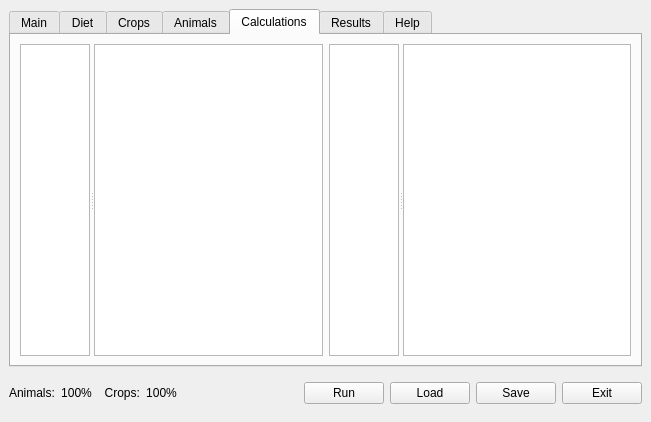
Before: the Qt Designer form src/ui/lamainformbase.ui in arkygeek/landuseanalyst, drawn with Qt 5.
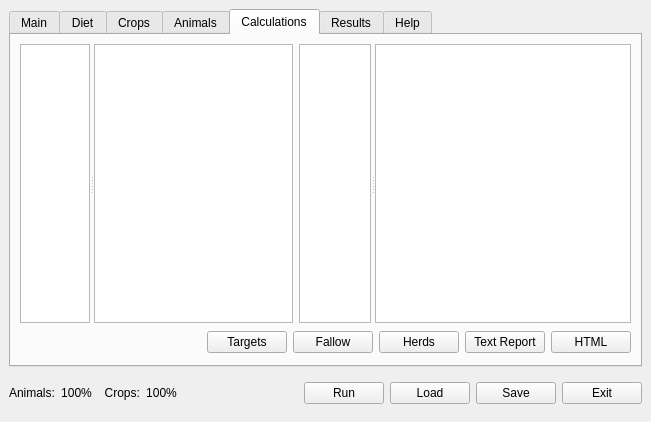
After: the same form once the commit is applied. The open tabs and pages were chosen to show the change. Icons and pictures are not drawn.

Commit message: added ui forms for reports

What changed in the file:
```diff
--- a/src/ui/lamainformbase.ui
+++ b/src/ui/lamainformbase.ui
@@ -1679,60 +1679,7 @@
        <property name="spacing" >
         <number>6</number>
        </property>
-       <item row="0" column="0" >
-        <widget class="QSplitter" name="splitter_2" >
-         <property name="orientation" >
-          <enum>Qt::Horizontal</enum>
-         </property>
-         <widget class="QListWidget" name="listWidgetCalculationsCrop" >
-          <property name="sizePolicy" >
-           <sizepolicy>
-            <hsizetype>4</hsizetype>
-            <vsizetype>7</vsizetype>
-            <horstretch>0</horstretch>
-            <verstretch>0</verstretch>
-           </sizepolicy>
-          </property>
-          <property name="minimumSize" >
-           <size>
-            <width>70</width>
-            <height>0</height>
-           </size>
-          </property>
-          <property name="toolTip" >
-           <string>&lt;html>&lt;head>&lt;meta name="qrichtext" content="1" />&lt;style type="text/css">
-p, li { white-space: pre-wrap; }
-&lt;/style>&lt;/head>&lt;body style=" font-family:'Sans Serif'; font-size:9pt; font-weight:400; font-style:normal; text-decoration:none;">
-&lt;p style=" margin-top:0px; margin-bottom:0px; margin-left:0px; margin-right:0px; -qt-block-indent:0; text-indent:0px;">Select which crop you want to see the calculations for.&lt;/p>&lt;/body>&lt;/html></string>
-          </property>
-          <property name="whatsThis" >
-           <string>&lt;html>&lt;head>&lt;meta name="qrichtext" content="1" />&lt;style type="text/css">
-p, li { white-space: pre-wrap; }
-&lt;/style>&lt;/head>&lt;body style=" font-family:'Sans Serif'; font-size:9pt; font-weight:400; font-style:normal; text-decoration:none;">
-&lt;p style=" margin-top:0px; margin-bottom:0px; margin-left:0px; margin-right:0px; -qt-block-indent:0; text-indent:0px;">To see the Calorie, Production, and Area targets for all of the crops and animals being modelled, simply select them from the list, and the results will be displayed in the area to the right. This information is meant to give the user an opportunity to make sure that the target look feasible before running the model (which can be very time consuming).&lt;/p>&lt;/body>&lt;/html></string>
-          </property>
-         </widget>
-         <widget class="QTextBrowser" name="textBrowserResultsCrop" >
-          <property name="sizePolicy" >
-           <sizepolicy>
-            <hsizetype>3</hsizetype>
-            <vsizetype>7</vsizetype>
-            <horstretch>0</horstretch>
-            <verstretch>0</verstretch>
-           </sizepolicy>
-          </property>
-          <property name="whatsThis" >
-           <string>&lt;html>&lt;head>&lt;meta name="qrichtext" content="1" />&lt;style type="text/css">
-p, li { white-space: pre-wrap; }
-&lt;/style>&lt;/head>&lt;body style=" font-family:'Sans Serif'; font-size:9pt; font-weight:400; font-style:normal; text-decoration:none;">
-&lt;p style=" margin-top:0px; margin-bottom:0px; margin-left:0px; margin-right:0px; -qt-block-indent:0; text-indent:0px;">To see the Calorie, Production, and Area targets for a crop simply select it from the list on the left, and the results will be displayed in the area to the right.&lt;/p>
-&lt;p style="-qt-paragraph-type:empty; margin-top:0px; margin-bottom:0px; margin-left:0px; margin-right:0px; -qt-block-indent:0; text-indent:0px;">&lt;/p>
-&lt;p style=" margin-top:0px; margin-bottom:0px; margin-left:0px; margin-right:0px; -qt-block-indent:0; text-indent:0px;">This information is meant to give you an opportunity to make sure that the targets look feasible before running the model (which can be very time consuming).&lt;/p>&lt;/body>&lt;/html></string>
-          </property>
-         </widget>
-        </widget>
-       </item>
-       <item row="0" column="1" >
+       <item row="0" column="3" colspan="4" >
         <widget class="QSplitter" name="splitter_5" >
          <property name="orientation" >
           <enum>Qt::Horizontal</enum>
@@ -1785,6 +1732,107 @@
          </widget>
         </widget>
        </item>
+       <item row="0" column="0" colspan="3" >
+        <widget class="QSplitter" name="splitter_2" >
+         <property name="orientation" >
+          <enum>Qt::Horizontal</enum>
+         </property>
+         <widget class="QListWidget" name="listWidgetCalculationsCrop" >
+          <property name="sizePolicy" >
+           <sizepolicy>
+            <hsizetype>4</hsizetype>
+            <vsizetype>7</vsizetype>
+            <horstretch>0</horstretch>
+            <verstretch>0</verstretch>
+           </sizepolicy>
+          </property>
+          <property name="minimumSize" >
+           <size>
+            <width>70</width>
+            <height>0</height>
+           </size>
+          </property>
+          <property name="toolTip" >
+           <string>&lt;html>&lt;head>&lt;meta name="qrichtext" content="1" />&lt;style type="text/css">
+p, li { white-space: pre-wrap; }
+&lt;/style>&lt;/head>&lt;body style=" font-family:'Sans Serif'; font-size:9pt; font-weight:400; font-style:normal; text-decoration:none;">
+&lt;p style=" margin-top:0px; margin-bottom:0px; margin-left:0px; margin-right:0px; -qt-block-indent:0; text-indent:0px;">Select which crop you want to see the calculations for.&lt;/p>&lt;/body>&lt;/html></string>
+          </property>
+          <property name="whatsThis" >
+           <string>&lt;html>&lt;head>&lt;meta name="qrichtext" content="1" />&lt;style type="text/css">
+p, li { white-space: pre-wrap; }
+&lt;/style>&lt;/head>&lt;body style=" font-family:'Sans Serif'; font-size:9pt; font-weight:400; font-style:normal; text-decoration:none;">
+&lt;p style=" margin-top:0px; margin-bottom:0px; margin-left:0px; margin-right:0px; -qt-block-indent:0; text-indent:0px;">To see the Calorie, Production, and Area targets for all of the crops and animals being modelled, simply select them from the list, and the results will be displayed in the area to the right. This information is meant to give the user an opportunity to make sure that the target look feasible before running the model (which can be very time consuming).&lt;/p>&lt;/body>&lt;/html></string>
+          </property>
+         </widget>
+         <widget class="QTextBrowser" name="textBrowserResultsCrop" >
+          <property name="sizePolicy" >
+           <sizepolicy>
+            <hsizetype>3</hsizetype>
+            <vsizetype>7</vsizetype>
+            <horstretch>0</horstretch>
+            <verstretch>0</verstretch>
+           </sizepolicy>
+          </property>
+          <property name="whatsThis" >
+           <string>&lt;html>&lt;head>&lt;meta name="qrichtext" content="1" />&lt;style type="text/css">
+p, li { white-space: pre-wrap; }
+&lt;/style>&lt;/head>&lt;body style=" font-family:'Sans Serif'; font-size:9pt; font-weight:400; font-style:normal; text-decoration:none;">
+&lt;p style=" margin-top:0px; margin-bottom:0px; margin-left:0px; margin-right:0px; -qt-block-indent:0; text-indent:0px;">To see the Calorie, Production, and Area targets for a crop simply select it from the list on the left, and the results will be displayed in the area to the right.&lt;/p>
+&lt;p style="-qt-paragraph-type:empty; margin-top:0px; margin-bottom:0px; margin-left:0px; margin-right:0px; -qt-block-indent:0; text-indent:0px;">&lt;/p>
+&lt;p style=" margin-top:0px; margin-bottom:0px; margin-left:0px; margin-right:0px; -qt-block-indent:0; text-indent:0px;">This information is meant to give you an opportunity to make sure that the targets look feasible before running the model (which can be very time consuming).&lt;/p>&lt;/body>&lt;/html></string>
+          </property>
+         </widget>
+        </widget>
+       </item>
+       <item row="1" column="0" >
+        <spacer>
+         <property name="orientation" >
+          <enum>Qt::Horizontal</enum>
+         </property>
+         <property name="sizeHint" >
+          <size>
+           <width>341</width>
+           <height>27</height>
+          </size>
+         </property>
+        </spacer>
+       </item>
+       <item row="1" column="1" >
+        <widget class="QPushButton" name="pbnTargets" >
+         <property name="text" >
+          <string>Targets</string>
+         </property>
+        </widget>
+       </item>
+       <item row="1" column="2" colspan="2" >
+        <widget class="QPushButton" name="pbnFallow" >
+         <property name="text" >
+          <string>Fallow</string>
+         </property>
+        </widget>
+       </item>
+       <item row="1" column="6" >
+        <widget class="QPushButton" name="pbnHtml" >
+         <property name="text" >
+          <string>HTML</string>
+         </property>
+        </widget>
+       </item>
+       <item row="1" column="4" >
+        <widget class="QPushButton" name="pbnHerds" >
+         <property name="text" >
+          <string>Herds</string>
+         </property>
+        </widget>
+       </item>
+       <item row="1" column="5" >
+        <widget class="QPushButton" name="pbnText" >
+         <property name="text" >
+          <string>Text Report</string>
+         </property>
+        </widget>
+       </item>
       </layout>
      </widget>
      <widget class="QWidget" name="tab" >
```
The commit also changes 5 other files.
